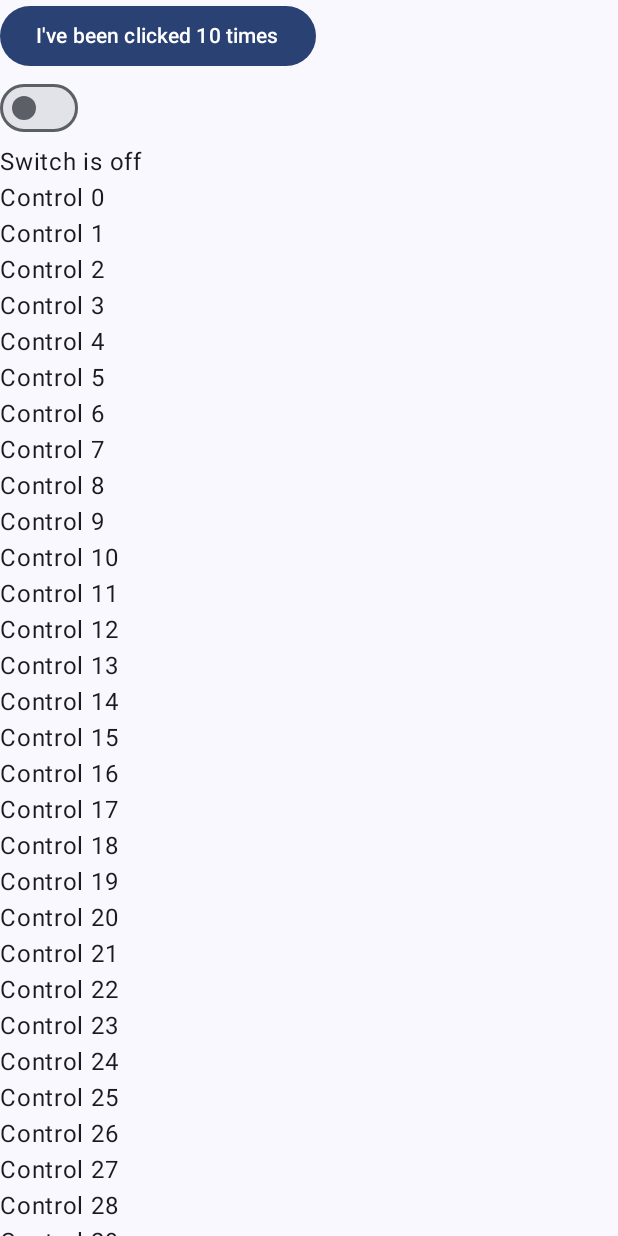
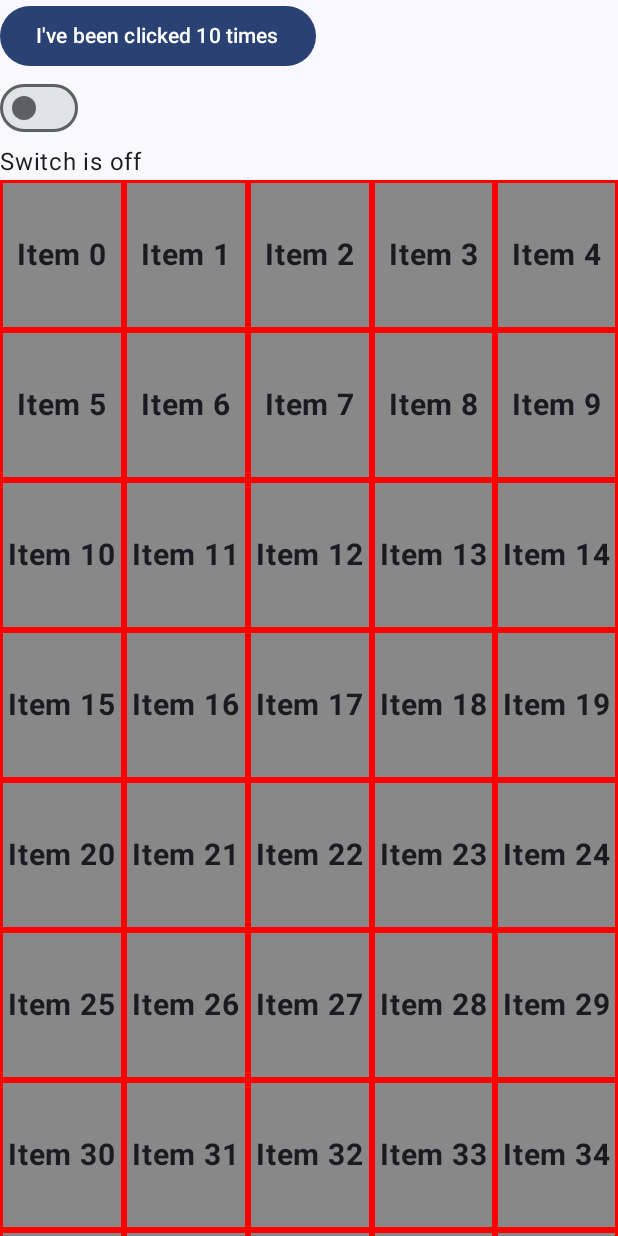
Before and after one commit to Mbialowas10/ComposeIntroS249, an Android app built with Jetpack Compose: the screen it shows after launch (MainActivity), on a phone screen of 412 x 824 dp. Run offline under Robolectric (Android 15) with nearby library versions, the phone set to English and light mode, and no system bars.

```diff
--- a/app/src/main/java/com/mbialowas/composeintros249/MainActivity.kt
+++ b/app/src/main/java/com/mbialowas/composeintros249/MainActivity.kt
@@ -5,10 +5,17 @@ import android.util.Log
 import androidx.activity.ComponentActivity
 import androidx.activity.compose.setContent
 import androidx.activity.enableEdgeToEdge
+import androidx.compose.foundation.background
+import androidx.compose.foundation.border
+import androidx.compose.foundation.layout.Box
 import androidx.compose.foundation.layout.Column
 import androidx.compose.foundation.layout.fillMaxSize
 import androidx.compose.foundation.layout.padding
+import androidx.compose.foundation.layout.size
 import androidx.compose.foundation.lazy.LazyColumn
+import androidx.compose.foundation.lazy.grid.GridCells
+import androidx.compose.foundation.lazy.grid.LazyVerticalGrid
+import androidx.compose.foundation.lazy.grid.items
 import androidx.compose.foundation.lazy.items
 import androidx.compose.material3.Button
 import androidx.compose.material3.Scaffold
@@ -20,7 +27,14 @@ import androidx.compose.runtime.mutableStateOf
 import androidx.compose.runtime.remember
 import androidx.compose.runtime.setValue
 import androidx.compose.ui.Modifier
+import androidx.compose.ui.graphics.Color
 import androidx.compose.ui.tooling.preview.Preview
+import androidx.compose.ui.unit.dp
+
+
+import androidx.compose.ui.Alignment
+import androidx.compose.ui.text.font.FontWeight
+import androidx.compose.ui.unit.sp
 import com.mbialowas.composeintros249.ui.theme.ComposeIntroS249Theme
 
 class MainActivity : ComponentActivity() {
@@ -34,7 +48,8 @@ class MainActivity : ComponentActivity() {
                     Column {
                         Counter(modifier = Modifier.padding(innerPadding))
                         Switcher()
-                        CustomList()
+                        //CustomList()
+                        CustomGrid()
                     }
 
                 }
@@ -95,5 +110,36 @@ fun  MyCheckbox(){
     var checked by remember {
         mutableStateOf(false)
     }
+}
 
+@Composable
+fun CustomGrid(){
+    val itemsList = List(50){"Item $it"}
+
+    LazyVerticalGrid(
+        columns = GridCells.Fixed(5), // number of columns
+        modifier = Modifier.fillMaxSize()
+    ) {
+        items(itemsList) {
+            GridItem(it)
+        }
+    }
 }
+
+@Composable
+fun GridItem(itemText: String) {
+    Box(
+        modifier = Modifier
+            .size(100.dp)
+            .fillMaxSize()
+            .background(Color.Gray)
+            .border(2.dp, Color.Red),
+            contentAlignment = Alignment.Center
+    ){
+      Text(
+          text=itemText,
+          fontSize = 20.sp,
+          fontWeight = FontWeight.Bold
+      )
+    }
+}
```
